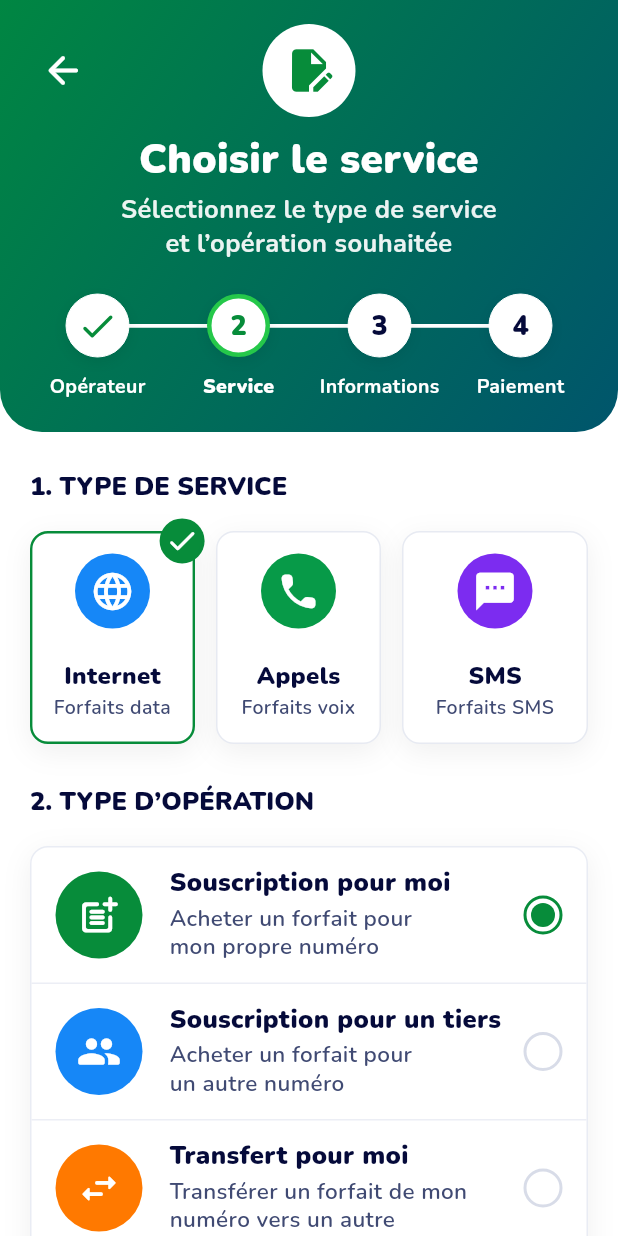
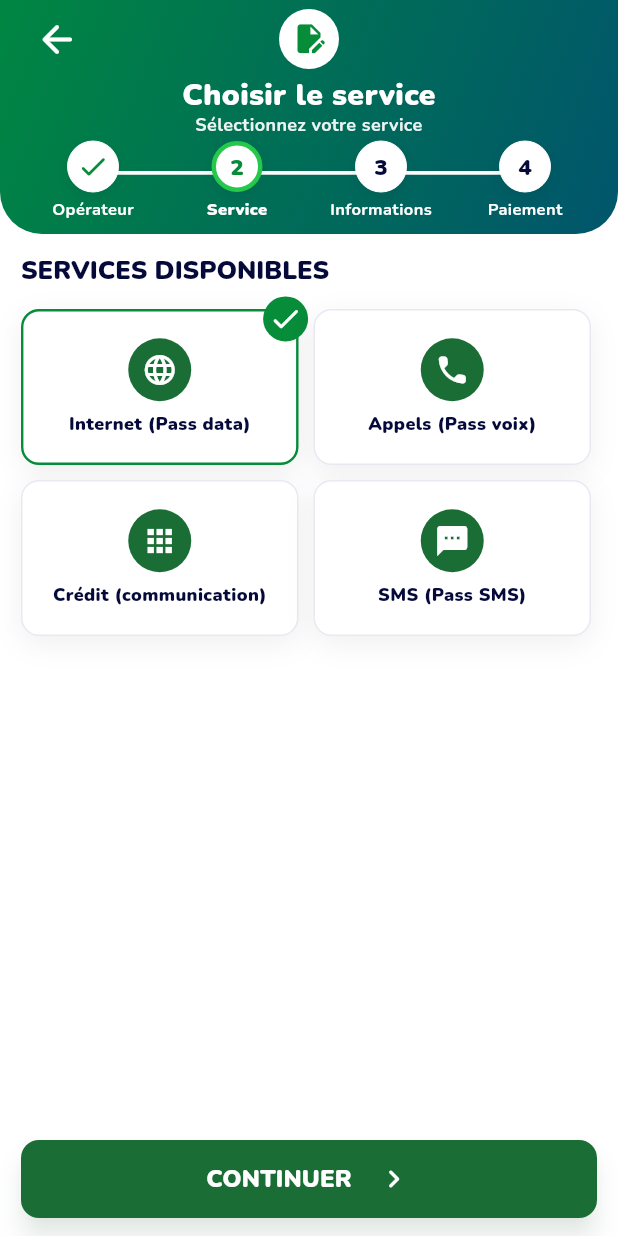
Before and after one commit to Mike2025-ui/Transfer_On_Line, a Flutter app: the Step2ServiceScreen screen opened directly with empty values, on a phone screen of 412 x 824 dp. Run offline on Flutter 3.47's test engine with Material 3 defaults, Android fonts, the phone set to English and light mode, and no system bars; our stand-ins replace connectivity_plus, flutter_animate, flutter_secure_storage, google_fonts, shared_preferences, sqflite; accounts and stored records are empty.

Commit message:
feat: compact subscription tunnel for small screens

```diff
--- a/frontend/lib/screens/step2_service.dart
+++ b/frontend/lib/screens/step2_service.dart
@@ -31,7 +31,8 @@ class Step2ServiceScreen extends StatefulWidget {
 class _Step2ServiceScreenState extends State<Step2ServiceScreen> {
   String? _service;
   int? _selectedServiceId;
-  String _operation = 'Souscription pour moi';
+  // Le backend reçoit cette opération interne, sans afficher un choix séparé.
+  final String _operation = 'Souscription pour moi';
 
   List<ServiceItem>? _services;
   bool _loadingServices = true;
@@ -47,9 +48,10 @@ class _Step2ServiceScreenState extends State<Step2ServiceScreen> {
     // Maquette hors ligne : ces services remplacent temporairement la
     // reponse du serveur pour eviter le blocage CORS pendant le travail UI.
     const mockedServices = [
-      ServiceItem(id: 1, name: 'Internet', code: 'internet'),
-      ServiceItem(id: 2, name: 'Appels', code: 'appels'),
-      ServiceItem(id: 3, name: 'SMS', code: 'sms'),
+      ServiceItem(id: 1, name: 'Internet (Pass data)', code: 'internet'),
+      ServiceItem(id: 2, name: 'Appels (Pass voix)', code: 'appels'),
+      ServiceItem(id: 3, name: 'Crédit (communication)', code: 'credit'),
+      ServiceItem(id: 4, name: 'SMS (Pass SMS)', code: 'sms'),
     ];
 
     // L'etat passe directement en succes : aucun spinner ni message reseau
@@ -65,27 +67,14 @@ class _Step2ServiceScreenState extends State<Step2ServiceScreen> {
 
   IconData _serviceIcon(String name) {
     switch (name) {
-      case 'Appels':
+      case 'Appels (Pass voix)':
         return Icons.phone_rounded;
-      case 'Internet':
+      case 'Internet (Pass data)':
         return Icons.language_rounded;
-      case 'SMS':
+      case 'SMS (Pass SMS)':
         return Icons.sms_rounded;
       default:
         return Icons.apps_rounded;
-    }
-  }
-
-  String _serviceSubtitle(String name) {
-    switch (name) {
-      case 'Appels':
-        return 'Forfaits voix';
-      case 'Internet':
-        return 'Forfaits data';
-      case 'SMS':
-        return 'Forfaits SMS';
-      default:
-        return '';
     }
   }
 
@@ -102,33 +91,6 @@ class _Step2ServiceScreenState extends State<Step2ServiceScreen> {
     }
   }
 
-  final operations = const [
-    {
-      'name': 'Souscription pour moi',
-      'sub': 'Acheter un forfait pour\nmon propre numéro',
-      'icon': Icons.post_add_rounded,
-      'color': 0xFF078C3A,
-    },
-    {
-      'name': 'Souscription pour un tiers',
-      'sub': 'Acheter un forfait pour\nun autre numéro',
-      'icon': Icons.group_rounded,
-      'color': 0xFF1687F7,
-    },
-    {
-      'name': 'Transfert pour moi',
-      'sub': 'Transférer un forfait de mon\nnuméro vers un autre',
-      'icon': Icons.swap_horiz_rounded,
-      'color': 0xFFFF7900,
-    },
-    {
-      'name': 'Transfert pour un tiers',
-      'sub': 'Transférer un forfait d\'un autre\nnuméro vers un autre',
-      'icon': Icons.compare_arrows_rounded,
-      'color': 0xFF842DE8,
-    },
-  ];
-
   @override
   Widget build(BuildContext context) {
     return Scaffold(
@@ -137,35 +99,20 @@ class _Step2ServiceScreenState extends State<Step2ServiceScreen> {
         children: [
           const GreenHeader(
             title: 'Choisir le service',
-            subtitle:
-                'Sélectionnez le type de service\net l’opération souhaitée',
+            subtitle: 'Sélectionnez votre service',
             icon: 'service',
             step: 2,
           ),
           Expanded(
-            child: SingleChildScrollView(
-              padding: const EdgeInsets.fromLTRB(20, 24, 20, 22),
+            child: Padding(
+              padding: const EdgeInsets.fromLTRB(14, 12, 14, 12),
               child: Column(
                 crossAxisAlignment: CrossAxisAlignment.start,
                 children: [
-                  const SectionTitle('1. TYPE DE SERVICE'),
-                  const SizedBox(height: 8),
+                  const SectionTitle('SERVICES DISPONIBLES'),
+                  const SizedBox(height: 4),
                   _servicesSection(),
-                  const SizedBox(height: 26),
-                  const SectionTitle('2. TYPE D’OPÉRATION'),
-                  const SizedBox(height: 8),
-                  TolCard(
-                    padding: EdgeInsets.zero,
-                    child: Column(
-                      children: operations.asMap().entries.map((entry) {
-                        return _operationRow(
-                          entry.value,
-                          last: entry.key == operations.length - 1,
-                        );
-                      }).toList(),
-                    ),
-                  ),
-                  const SizedBox(height: 26),
+                  const Spacer(),
                   TolButton(label: 'CONTINUER ›', onTap: _next),
                 ],
               ),
@@ -213,16 +160,17 @@ class _Step2ServiceScreenState extends State<Step2ServiceScreen> {
         ),
       );
     }
-    return Row(
-      children: services.map((service) {
-        final isLast = service == services.last;
-        return Expanded(
-          child: Padding(
-            padding: EdgeInsets.only(right: isLast ? 0 : 14),
+    return LayoutBuilder(
+      builder: (context, constraints) => Wrap(
+        spacing: 10,
+        runSpacing: 10,
+        children: services
+            .map((service) => SizedBox(
+                  width: (constraints.maxWidth - 14) / 2,
                   child: _serviceTile(service),
+                ))
+            .toList(),
       ),
-        );
-      }).toList(),
     );
   }
 
@@ -236,7 +184,7 @@ class _Step2ServiceScreenState extends State<Step2ServiceScreen> {
       }),
       child: AnimatedContainer(
         duration: const Duration(milliseconds: 180),
-        height: 142,
+        height: 104,
         decoration: BoxDecoration(
           color: Colors.white,
           borderRadius: BorderRadius.circular(12),
@@ -275,112 +223,29 @@ class _Step2ServiceScreenState extends State<Step2ServiceScreen> {
                 mainAxisSize: MainAxisSize.min,
                 children: [
                   Container(
-                    width: 50,
-                    height: 50,
+                    width: 42,
+                    height: 42,
                     decoration: BoxDecoration(
                       color: color,
                       shape: BoxShape.circle,
                     ),
                     child: Icon(_serviceIcon(service.name),
-                        color: Colors.white, size: 30),
+                        color: Colors.white, size: 24),
                   ),
-                  const SizedBox(height: 20),
-                  Text(
+                  const SizedBox(height: 6),
+                  FittedBox(
+                    fit: BoxFit.scaleDown,
+                    child: Text(
                       service.name,
                       style: GoogleFonts.nunito(
-                      fontSize: 16,
+                        fontSize: 12,
                         fontWeight: FontWeight.w900,
                         color: AppColors.textPrimary,
                       ),
                     ),
-                  Text(
-                    _serviceSubtitle(service.name),
-                    style: GoogleFonts.nunito(
-                      fontSize: 13,
-                      fontWeight: FontWeight.w600,
-                      color: AppColors.textSecondary,
-                    ),
-                    textAlign: TextAlign.center,
                   ),
                 ],
               ),
-            ),
-          ],
-        ),
-      ),
-    );
-  }
-
-  Widget _operationRow(Map<String, dynamic> op, {required bool last}) {
-    final selected = _operation == op['name'];
-    final color = Color(op['color'] as int);
-    return InkWell(
-      onTap: () => setState(() => _operation = op['name'] as String),
-      child: Container(
-        padding: const EdgeInsets.symmetric(horizontal: 16, vertical: 14),
-        decoration: BoxDecoration(
-          border: last
-              ? null
-              : const Border(bottom: BorderSide(color: Color(0xFFECEEF5))),
-        ),
-        child: Row(
-          children: [
-            Container(
-              width: 58,
-              height: 58,
-              decoration: BoxDecoration(color: color, shape: BoxShape.circle),
-              child:
-                  Icon(op['icon'] as IconData, color: Colors.white, size: 30),
-            ),
-            const SizedBox(width: 18),
-            Expanded(
-              child: Column(
-                crossAxisAlignment: CrossAxisAlignment.start,
-                children: [
-                  Text(
-                    op['name'] as String,
-                    style: GoogleFonts.nunito(
-                      fontSize: 17,
-                      fontWeight: FontWeight.w900,
-                      color: AppColors.textPrimary,
-                      height: 1.1,
-                    ),
-                  ),
-                  const SizedBox(height: 5),
-                  Text(
-                    op['sub'] as String,
-                    style: GoogleFonts.nunito(
-                      fontSize: 15,
-                      height: 1.25,
-                      fontWeight: FontWeight.w600,
-                      color: AppColors.textSecondary,
-                    ),
-                  ),
-                ],
-              ),
-            ),
-            Container(
-              width: 26,
-              height: 26,
-              decoration: BoxDecoration(
-                shape: BoxShape.circle,
-                border: Border.all(
-                  color: selected ? AppColors.success : const Color(0xFFD8DCE8),
-                  width: 2,
-                ),
-              ),
-              child: selected
-                  ? Center(
-                      child: Container(
-                        width: 16,
-                        height: 16,
-                        decoration: const BoxDecoration(
-                          color: AppColors.success,
-                          shape: BoxShape.circle,
-                        ),
-                      ),
-                    )
-                  : null,
             ),
           ],
         ),
--- a/frontend/lib/widgets/widgets.dart
+++ b/frontend/lib/widgets/widgets.dart
@@ -123,7 +123,7 @@ class StepProgressBar extends StatelessWidget {
     return LayoutBuilder(builder: (context, constraints) {
       final itemWidth = constraints.maxWidth / 4;
       return SizedBox(
-        height: 76,
+        height: 58,
         child: Stack(
           children: [
             Positioned(
@@ -142,8 +142,8 @@ class StepProgressBar extends StatelessWidget {
                   child: Column(
                     children: [
                       Container(
-                        width: 42,
-                        height: 42,
+                        width: 34,
+                        height: 34,
                         decoration: BoxDecoration(
                           color: Colors.white,
                           shape: BoxShape.circle,
@@ -163,11 +163,11 @@ class StepProgressBar extends StatelessWidget {
                         child: Center(
                           child: done
                               ? const Icon(Icons.check_rounded,
-                                  color: AppColors.success, size: 28)
+                                  color: AppColors.success, size: 22)
                               : Text(
                                   '$step',
                                   style: GoogleFonts.nunito(
-                                    fontSize: 18,
+                                    fontSize: 15,
                                     fontWeight: FontWeight.w900,
                                     color: active
                                         ? AppColors.success
@@ -176,15 +176,18 @@ class StepProgressBar extends StatelessWidget {
                                 ),
                         ),
                       ),
-                      const SizedBox(height: 10),
-                      Text(
+                      const SizedBox(height: 4),
+                      FittedBox(
+                        fit: BoxFit.scaleDown,
+                        child: Text(
                           steps[index],
                           maxLines: 1,
                           style: GoogleFonts.nunito(
-                          fontSize: 13,
+                            fontSize: 11,
                             fontWeight:
                                 active ? FontWeight.w900 : FontWeight.w700,
                             color: Colors.white,
+                          ),
                         ),
                       ),
                     ],
@@ -232,10 +235,10 @@ class GreenHeader extends StatelessWidget {
         ),
       ),
       padding: EdgeInsets.only(
-        top: MediaQuery.of(context).padding.top + 16,
-        bottom: 16,
-        left: 18,
-        right: 18,
+        top: MediaQuery.of(context).padding.top + 2,
+        bottom: 4,
+        left: 14,
+        right: 14,
       ),
       child: Column(
         children: [
@@ -252,8 +255,8 @@ class GreenHeader extends StatelessWidget {
                   ),
                 ),
               Container(
-                width: 62,
-                height: 62,
+                width: 40,
+                height: 40,
                 decoration: const BoxDecoration(
                   color: Colors.white,
                   shape: BoxShape.circle,
@@ -262,35 +265,35 @@ class GreenHeader extends StatelessWidget {
                   child: Icon(
                     step == 4 ? Icons.fact_check_outlined : Icons.edit_document,
                     color: AppColors.success,
-                    size: 34,
+                    size: 23,
                   ),
                 ),
               ),
             ],
           ),
-          const SizedBox(height: 14),
+          const SizedBox(height: 3),
           Text(
             title,
             textAlign: TextAlign.center,
             style: GoogleFonts.nunito(
-              fontSize: 27,
+              fontSize: 20,
               fontWeight: FontWeight.w900,
               color: Colors.white,
               height: 1.05,
             ),
           ),
-          const SizedBox(height: 8),
+          const SizedBox(height: 2),
           Text(
             subtitle,
             textAlign: TextAlign.center,
             style: GoogleFonts.nunito(
-              fontSize: 17,
-              height: 1.35,
+              fontSize: 12,
+              height: 1.15,
               fontWeight: FontWeight.w700,
               color: Colors.white.withValues(alpha: 0.92),
             ),
           ),
-          const SizedBox(height: 22),
+          const SizedBox(height: 4),
           StepProgressBar(currentStep: step),
         ],
       ),
@@ -316,7 +319,7 @@ class TolButton extends StatelessWidget {
   Widget build(BuildContext context) {
     return SizedBox(
       width: double.infinity,
-      height: 60,
+      height: 52,
       child: ElevatedButton(
         onPressed: loading ? null : onTap,
         style: ElevatedButton.styleFrom(
@@ -334,13 +337,16 @@ class TolButton extends StatelessWidget {
                 child: CircularProgressIndicator(
                     color: Colors.white, strokeWidth: 2.4),
               )
-            : Row(
+            : FittedBox(
+                fit: BoxFit.scaleDown,
+                child: Row(
+                  mainAxisSize: MainAxisSize.min,
                   mainAxisAlignment: MainAxisAlignment.center,
                   children: [
                     Text(
                       label.replaceAll('›', '').trim(),
                       style: GoogleFonts.nunito(
-                      fontSize: 19,
+                        fontSize: 16,
                         fontWeight: FontWeight.w900,
                         color: Colors.white,
                       ),
@@ -348,9 +354,10 @@ class TolButton extends StatelessWidget {
                     if (label.contains('›')) ...[
                       const SizedBox(width: 16),
                       const Icon(Icons.chevron_right_rounded,
-                        color: Colors.white, size: 30),
+                          color: Colors.white, size: 24),
                     ],
                   ],
+                ),
               ),
       ),
     );
@@ -473,17 +480,17 @@ class QuickAmountButton extends StatelessWidget {
           mainAxisAlignment: MainAxisAlignment.center,
           children: [
             Text(
-              amount == 0 ? 'Autre' : '$amount',
+              '${amount}f',
               style: GoogleFonts.nunito(
-                fontSize: amount == 0 ? 16 : 17,
+                fontSize: 16,
                 fontWeight: FontWeight.w900,
                 color: selected ? Colors.white : AppColors.textPrimary,
               ),
             ),
             Text(
-              amount == 0 ? 'montant' : 'FCFA',
+              'FCFA',
               style: GoogleFonts.nunito(
-                fontSize: amount == 0 ? 13 : 12,
+                fontSize: 11,
                 fontWeight: FontWeight.w600,
                 color: selected ? Colors.white : AppColors.textSecondary,
               ),
```
Also changed, not shown: frontend/lib/screens/home_screen.dart (+18 -18 lines), frontend/lib/screens/step3_info.dart (+58 -88 lines), frontend/lib/screens/step4_payment.dart (+59 -28 lines), frontend/lib/services/backend_api_service.dart (+17 -0 lines), 4 other files. Lines whose indentation alone changed are shown as unchanged.
